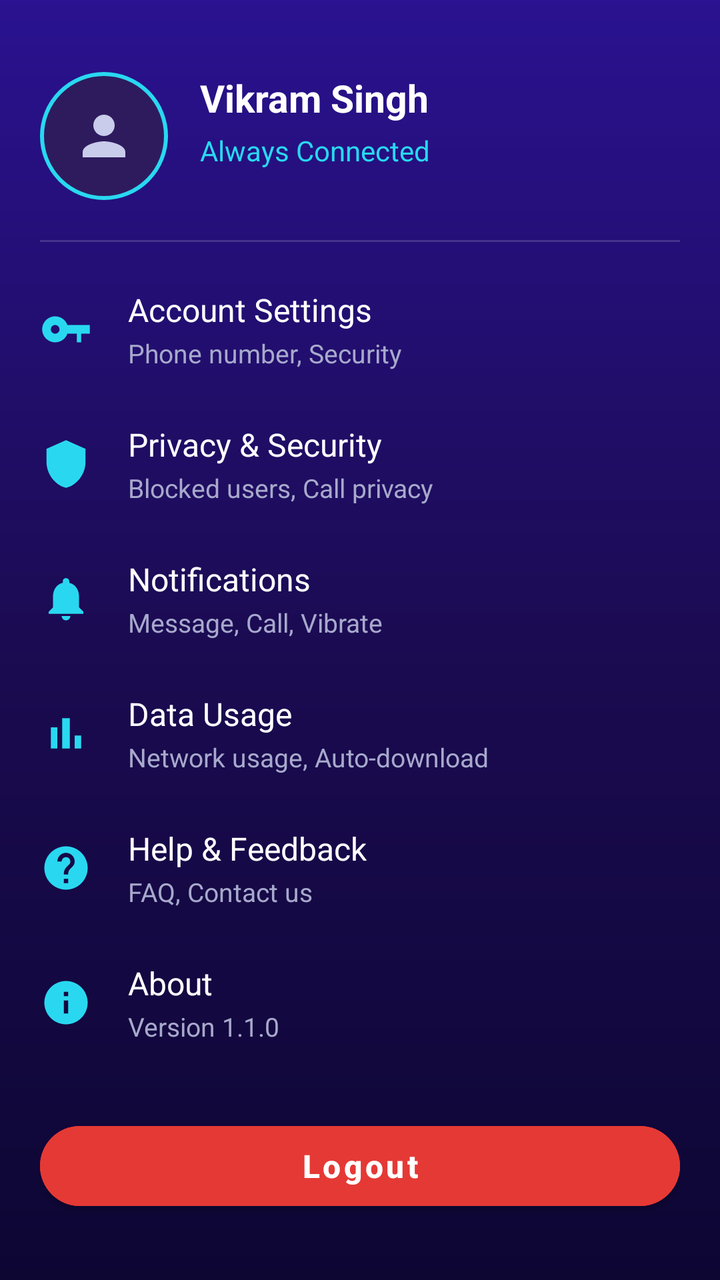
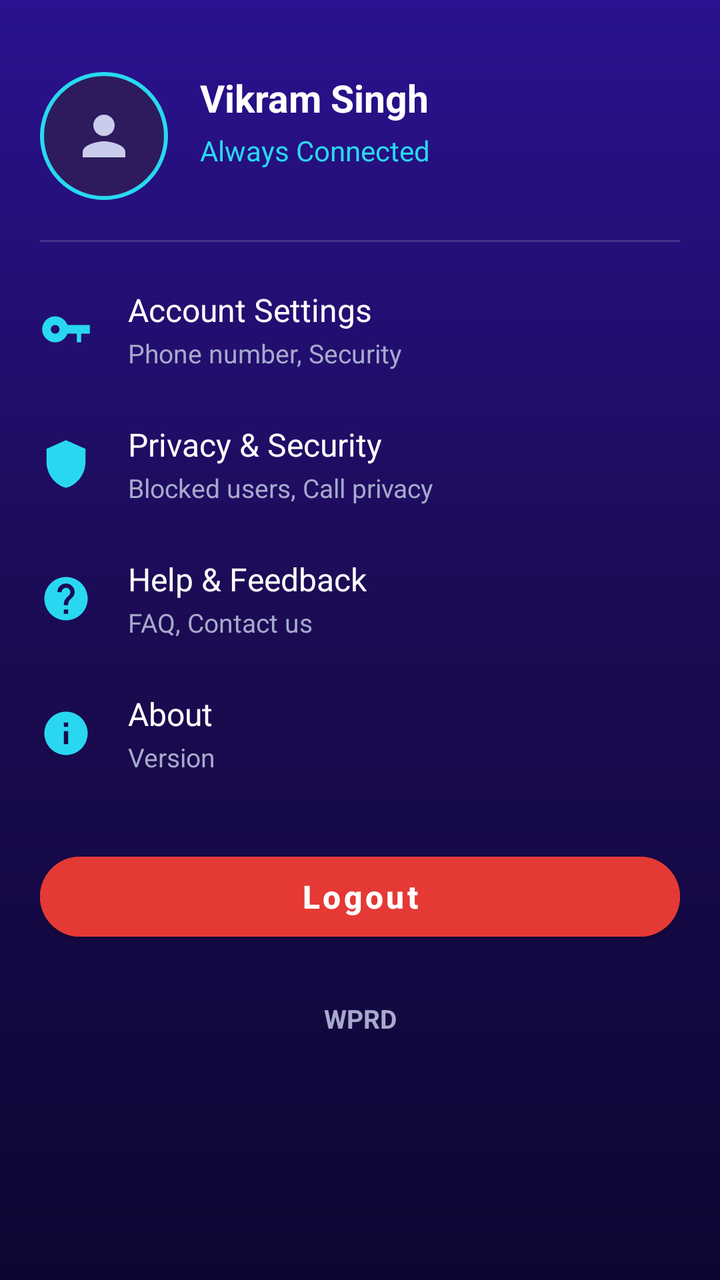

The first picture is an Android layout as it rendered before a commit; the second is the same layout after the commit. The layout source and the unified diff follow.
<!-- AndroidManifest.xml: application theme Theme.WPRD -->
<!-- res/layout/activity_settings.xml -->
<?xml version="1.0" encoding="utf-8"?>
<androidx.constraintlayout.widget.ConstraintLayout xmlns:android="http://schemas.android.com/apk/res/android"
    xmlns:app="http://schemas.android.com/apk/res-auto"
    android:layout_width="match_parent"
    android:layout_height="match_parent"
    android:background="@drawable/bg_dark_gradient"
    android:padding="20dp">

    
    <ImageView
        android:id="@+id/ivSettingsAvatar"
        android:layout_width="64dp"
        android:layout_height="64dp"
        android:layout_marginTop="16dp"
        android:background="@drawable/bg_circle_cyan_glow"
        android:padding="16dp"
        android:src="@drawable/ic_person_light"
        android:contentDescription="Profile"
        app:layout_constraintStart_toStartOf="parent"
        app:layout_constraintTop_toTopOf="parent" />

    <TextView
        android:id="@+id/tvSettingsName"
        android:layout_width="wrap_content"
        android:layout_height="wrap_content"
        android:layout_marginStart="16dp"
        android:text="Vikram Singh"
        android:textColor="@color/text_white"
        android:textSize="19sp"
        android:textStyle="bold"
        app:layout_constraintTop_toTopOf="@+id/ivSettingsAvatar"
        app:layout_constraintStart_toEndOf="@+id/ivSettingsAvatar" />

    <TextView
        android:id="@+id/tvSettingsStatus"
        android:layout_width="wrap_content"
        android:layout_height="wrap_content"
        android:layout_marginStart="16dp"
        android:layout_marginTop="4dp"
        android:text="Always Connected"
        android:textColor="@color/cyan_neon"
        android:textSize="14sp"
        app:layout_constraintTop_toBottomOf="@+id/tvSettingsName"
        app:layout_constraintStart_toEndOf="@+id/ivSettingsAvatar" />

    <View
        android:id="@+id/settingsDivider"
        android:layout_width="match_parent"
        android:layout_height="1dp"
        android:layout_marginTop="20dp"
        android:background="#26FFFFFF"
        app:layout_constraintTop_toBottomOf="@+id/ivSettingsAvatar" />

    
    <LinearLayout
        android:layout_width="match_parent"
        android:layout_height="0dp"
        android:layout_marginTop="10dp"
        android:orientation="vertical"
        app:layout_constraintBottom_toBottomOf="parent"
        app:layout_constraintTop_toBottomOf="@+id/settingsDivider">

        <LinearLayout
            android:layout_width="match_parent"
            android:layout_height="wrap_content"
            android:gravity="center_vertical"
            android:orientation="horizontal"
            android:paddingVertical="13dp">

            <ImageView
                android:layout_width="26dp"
                android:layout_height="26dp"
                android:src="@drawable/ic_key"
                android:contentDescription="Account Settings" />

            <LinearLayout
                android:layout_width="wrap_content"
                android:layout_height="wrap_content"
                android:layout_marginStart="18dp"
                android:orientation="vertical">

                <TextView
                    android:layout_width="wrap_content"
                    android:layout_height="wrap_content"
                    android:text="Account Settings"
                    android:textColor="@color/text_white"
                    android:textSize="16sp" />

                <TextView
                    android:layout_width="wrap_content"
                    android:layout_height="wrap_content"
                    android:layout_marginTop="2dp"
                    android:text="Phone number, Security"
                    android:textColor="@color/text_secondary"
                    android:textSize="13sp" />
            </LinearLayout>
        </LinearLayout>
        <LinearLayout
            android:layout_width="match_parent"
            android:layout_height="wrap_content"
            android:gravity="center_vertical"
            android:orientation="horizontal"
            android:paddingVertical="13dp">

            <ImageView
                android:layout_width="26dp"
                android:layout_height="26dp"
                android:src="@drawable/ic_shield"
                android:contentDescription="Privacy &amp; Security" />

            <LinearLayout
                android:layout_width="wrap_content"
                android:layout_height="wrap_content"
                android:layout_marginStart="18dp"
                android:orientation="vertical">

                <TextView
                    android:layout_width="wrap_content"
                    android:layout_height="wrap_content"
                    android:text="Privacy &amp; Security"
                    android:textColor="@color/text_white"
                    android:textSize="16sp" />

                <TextView
                    android:layout_width="wrap_content"
                    android:layout_height="wrap_content"
                    android:layout_marginTop="2dp"
                    android:text="Blocked users, Call privacy"
                    android:textColor="@color/text_secondary"
                    android:textSize="13sp" />
            </LinearLayout>
        </LinearLayout>
        <LinearLayout
            android:layout_width="match_parent"
            android:layout_height="wrap_content"
            android:gravity="center_vertical"
            android:orientation="horizontal"
            android:paddingVertical="13dp">

            <ImageView
                android:layout_width="26dp"
                android:layout_height="26dp"
                android:src="@drawable/ic_bell"
                android:contentDescription="Notifications" />

            <LinearLayout
                android:layout_width="wrap_content"
                android:layout_height="wrap_content"
                android:layout_marginStart="18dp"
                android:orientation="vertical">

                <TextView
                    android:layout_width="wrap_content"
                    android:layout_height="wrap_content"
                    android:text="Notifications"
                    android:textColor="@color/text_white"
                    android:textSize="16sp" />

                <TextView
                    android:layout_width="wrap_content"
                    android:layout_height="wrap_content"
                    android:layout_marginTop="2dp"
                    android:text="Message, Call, Vibrate"
                    android:textColor="@color/text_secondary"
                    android:textSize="13sp" />
            </LinearLayout>
        </LinearLayout>
        <LinearLayout
            android:layout_width="match_parent"
            android:layout_height="wrap_content"
            android:gravity="center_vertical"
            android:orientation="horizontal"
            android:paddingVertical="13dp">

            <ImageView
                android:layout_width="26dp"
                android:layout_height="26dp"
                android:src="@drawable/ic_data"
                android:contentDescription="Data Usage" />

            <LinearLayout
                android:layout_width="wrap_content"
                android:layout_height="wrap_content"
                android:layout_marginStart="18dp"
                android:orientation="vertical">

                <TextView
                    android:layout_width="wrap_content"
                    android:layout_height="wrap_content"
                    android:text="Data Usage"
                    android:textColor="@color/text_white"
                    android:textSize="16sp" />

                <TextView
                    android:layout_width="wrap_content"
                    android:layout_height="wrap_content"
                    android:layout_marginTop="2dp"
                    android:text="Network usage, Auto-download"
                    android:textColor="@color/text_secondary"
                    android:textSize="13sp" />
            </LinearLayout>
        </LinearLayout>
        <LinearLayout
            android:layout_width="match_parent"
            android:layout_height="wrap_content"
            android:gravity="center_vertical"
            android:orientation="horizontal"
            android:paddingVertical="13dp">

            <ImageView
                android:layout_width="26dp"
                android:layout_height="26dp"
                android:src="@drawable/ic_help"
                android:contentDescription="Help &amp; Feedback" />

            <LinearLayout
                android:layout_width="wrap_content"
                android:layout_height="wrap_content"
                android:layout_marginStart="18dp"
                android:orientation="vertical">

                <TextView
                    android:layout_width="wrap_content"
                    android:layout_height="wrap_content"
                    android:text="Help &amp; Feedback"
                    android:textColor="@color/text_white"
                    android:textSize="16sp" />

                <TextView
                    android:layout_width="wrap_content"
                    android:layout_height="wrap_content"
                    android:layout_marginTop="2dp"
                    android:text="FAQ, Contact us"
                    android:textColor="@color/text_secondary"
                    android:textSize="13sp" />
            </LinearLayout>
        </LinearLayout>
        <LinearLayout
            android:layout_width="match_parent"
            android:layout_height="wrap_content"
            android:gravity="center_vertical"
            android:orientation="horizontal"
            android:paddingVertical="13dp">

            <ImageView
                android:layout_width="26dp"
                android:layout_height="26dp"
                android:src="@drawable/ic_info"
                android:contentDescription="About" />

            <LinearLayout
                android:layout_width="wrap_content"
                android:layout_height="wrap_content"
                android:layout_marginStart="18dp"
                android:orientation="vertical">

                <TextView
                    android:layout_width="wrap_content"
                    android:layout_height="wrap_content"
                    android:text="About"
                    android:textColor="@color/text_white"
                    android:textSize="16sp" />

                <TextView
                    android:layout_width="wrap_content"
                    android:layout_height="wrap_content"
                    android:layout_marginTop="2dp"
                    android:text="Version 1.1.0"
                    android:textColor="@color/text_secondary"
                    android:textSize="13sp" />
            </LinearLayout>
        </LinearLayout>

        <Button
            android:id="@+id/btnLogout"
            android:layout_width="match_parent"
            android:layout_height="52dp"
            android:layout_marginTop="22dp"
            android:backgroundTint="#E53935"
            android:text="Logout"
            android:textAllCaps="false"
            android:textColor="#FFFFFF"
            android:textSize="16sp"
            android:textStyle="bold"
            app:cornerRadius="26dp" />

        <TextView
            android:layout_width="match_parent"
            android:layout_height="wrap_content"
            android:layout_marginTop="26dp"
            android:gravity="center"
            android:text="WPRD"
            android:textColor="@color/text_secondary"
            android:textSize="13sp"
            android:textStyle="bold" />

    </LinearLayout>

</androidx.constraintlayout.widget.ConstraintLayout>
<!-- resources referenced by this layout -->
<resources>
  <color name="cyan_neon">#29D8F0</color>
  <color name="text_secondary">#A7A9CC</color>
  <color name="text_white">#FFFFFF</color>
  <!-- drawable bg_circle_cyan_glow (drawable) -->
  <?xml version="1.0" encoding="utf-8"?>
  <shape xmlns:android="http://schemas.android.com/apk/res/android" android:shape="oval">
      <solid android:color="#2E1B5E" />
      <stroke android:width="2dp" android:color="#29D8F0" />
  </shape>
  <!-- drawable bg_dark_gradient (drawable) -->
  <?xml version="1.0" encoding="utf-8"?>
  <shape xmlns:android="http://schemas.android.com/apk/res/android">
      <gradient android:angle="270" android:startColor="#2A1290" android:centerColor="#1B0B52" android:endColor="#0D0633" android:type="linear" />
  </shape>
  <!-- drawable ic_bell (drawable) -->
  <?xml version="1.0" encoding="utf-8"?>
  <vector xmlns:android="http://schemas.android.com/apk/res/android"
      android:width="24dp" android:height="24dp"
      android:viewportWidth="24" android:viewportHeight="24">
      <path android:fillColor="#29D8F0" android:pathData="M12,22C13.1,22 14,21.1 14,20H10C10,21.1 10.9,22 12,22ZM18,16V11C18,7.93 16.37,5.36 13.5,4.68V4C13.5,3.17 12.83,2.5 12,2.5C11.17,2.5 10.5,3.17 10.5,4V4.68C7.63,5.36 6,7.92 6,11V16L4,18V19H20V18L18,16Z"/>
  </vector>
  <!-- drawable ic_data (drawable) -->
  <?xml version="1.0" encoding="utf-8"?>
  <vector xmlns:android="http://schemas.android.com/apk/res/android"
      android:width="24dp" android:height="24dp"
      android:viewportWidth="24" android:viewportHeight="24">
      <path android:fillColor="#29D8F0" android:pathData="M5,9.2H8V19H5V9.2ZM10.2,5H13.8V19H10.2V5ZM16,13H19V19H16V13Z"/>
  </vector>
  <!-- drawable ic_info (drawable) -->
  <?xml version="1.0" encoding="utf-8"?>
  <vector xmlns:android="http://schemas.android.com/apk/res/android"
      android:width="24dp" android:height="24dp"
      android:viewportWidth="24" android:viewportHeight="24">
      <path android:fillColor="#29D8F0" android:pathData="M12,2C6.48,2 2,6.48 2,12C2,17.52 6.48,22 12,22C17.52,22 22,17.52 22,12C22,6.48 17.52,2 12,2ZM13,17H11V11H13V17ZM13,9H11V7H13V9Z"/>
  </vector>
  <!-- drawable ic_person_light (drawable) -->
  <?xml version="1.0" encoding="utf-8"?>
  <vector xmlns:android="http://schemas.android.com/apk/res/android"
      android:width="24dp" android:height="24dp"
      android:viewportWidth="24" android:viewportHeight="24">
      <path android:fillColor="#C9CCEA" android:pathData="M12,12C14.21,12 16,10.21 16,8C16,5.79 14.21,4 12,4C9.79,4 8,5.79 8,8C8,10.21 9.79,12 12,12ZM12,14C9.33,14 4,15.34 4,18V20H20V18C20,15.34 14.67,14 12,14Z"/>
  </vector>
  <!-- drawable ic_shield (drawable) -->
  <?xml version="1.0" encoding="utf-8"?>
  <vector xmlns:android="http://schemas.android.com/apk/res/android"
      android:width="24dp" android:height="24dp"
      android:viewportWidth="24" android:viewportHeight="24">
      <path android:fillColor="#29D8F0" android:pathData="M12,1L3,5V11C3,16.55 6.84,21.74 12,23C17.16,21.74 21,16.55 21,11V5L12,1Z"/>
  </vector>
  <style name="Theme.WPRD" parent="Theme.MaterialComponents.DayNight.NoActionBar">
          <item name="colorPrimary">@color/cyan_neon</item>
          <item name="colorPrimaryVariant">@color/navy_primary</item>
          <item name="colorOnPrimary">@color/navy_dark</item>
          <item name="android:statusBarColor">@color/navy_dark</item>
          <item name="android:navigationBarColor">@color/navy_dark</item>
          <item name="android:windowBackground">@color/navy_dark</item>
      </style>
  <color name="navy_primary">#1B0B52</color>
  <color name="navy_dark">#0D0633</color>
  <!-- unchanged entries left out for length: 2 -->
</resources>

<!-- the commit's change to res/layout/activity_settings.xml (unified diff, before → after) -->
@@ -61,8 +61,12 @@
         app:layout_constraintTop_toBottomOf="@+id/settingsDivider">
 
         <LinearLayout
-            android:layout_width="match_parent"
-            android:layout_height="wrap_content"
+            android:id="@+id/rowAccount"
+            android:layout_width="match_parent"
+            android:layout_height="wrap_content"
+            android:background="?attr/selectableItemBackground"
+            android:clickable="true"
+            android:focusable="true"
             android:gravity="center_vertical"
             android:orientation="horizontal"
             android:paddingVertical="13dp">
@@ -96,8 +100,12 @@
             </LinearLayout>
         </LinearLayout>
         <LinearLayout
-            android:layout_width="match_parent"
-            android:layout_height="wrap_content"
+            android:id="@+id/rowPrivacy"
+            android:layout_width="match_parent"
+            android:layout_height="wrap_content"
+            android:background="?attr/selectableItemBackground"
+            android:clickable="true"
+            android:focusable="true"
             android:gravity="center_vertical"
             android:orientation="horizontal"
             android:paddingVertical="13dp">
@@ -130,79 +138,15 @@
                     android:textSize="13sp" />
             </LinearLayout>
         </LinearLayout>
-        <LinearLayout
-            android:layout_width="match_parent"
-            android:layout_height="wrap_content"
-            android:gravity="center_vertical"
-            android:orientation="horizontal"
-            android:paddingVertical="13dp">
-
-            <ImageView
-                android:layout_width="26dp"
-                android:layout_height="26dp"
-                android:src="@drawable/ic_bell"
-                android:contentDescription="Notifications" />
-
-            <LinearLayout
-                android:layout_width="wrap_content"
-                android:layout_height="wrap_content"
-                android:layout_marginStart="18dp"
-                android:orientation="vertical">
-
-                <TextView
-                    android:layout_width="wrap_content"
-                    android:layout_height="wrap_content"
-                    android:text="Notifications"
-                    android:textColor="@color/text_white"
-                    android:textSize="16sp" />
-
-                <TextView
-                    android:layout_width="wrap_content"
-                    android:layout_height="wrap_content"
-                    android:layout_marginTop="2dp"
-                    android:text="Message, Call, Vibrate"
-                    android:textColor="@color/text_secondary"
-                    android:textSize="13sp" />
-            </LinearLayout>
-        </LinearLayout>
-        <LinearLayout
-            android:layout_width="match_parent"
-            android:layout_height="wrap_content"
-            android:gravity="center_vertical"
-            android:orientation="horizontal"
-            android:paddingVertical="13dp">
-
-            <ImageView
-                android:layout_width="26dp"
-                android:layout_height="26dp"
-                android:src="@drawable/ic_data"
-                android:contentDescription="Data Usage" />
-
-            <LinearLayout
-                android:layout_width="wrap_content"
-                android:layout_height="wrap_content"
-                android:layout_marginStart="18dp"
-                android:orientation="vertical">
-
-                <TextView
-                    android:layout_width="wrap_content"
-                    android:layout_height="wrap_content"
-                    android:text="Data Usage"
-                    android:textColor="@color/text_white"
-                    android:textSize="16sp" />
-
-                <TextView
-                    android:layout_width="wrap_content"
-                    android:layout_height="wrap_content"
-                    android:layout_marginTop="2dp"
-                    android:text="Network usage, Auto-download"
-                    android:textColor="@color/text_secondary"
-                    android:textSize="13sp" />
-            </LinearLayout>
-        </LinearLayout>
-        <LinearLayout
-            android:layout_width="match_parent"
-            android:layout_height="wrap_content"
+        
+        
+        <LinearLayout
+            android:id="@+id/rowHelp"
+            android:layout_width="match_parent"
+            android:layout_height="wrap_content"
+            android:background="?attr/selectableItemBackground"
+            android:clickable="true"
+            android:focusable="true"
             android:gravity="center_vertical"
             android:orientation="horizontal"
             android:paddingVertical="13dp">
@@ -236,8 +180,12 @@
             </LinearLayout>
         </LinearLayout>
         <LinearLayout
-            android:layout_width="match_parent"
-            android:layout_height="wrap_content"
+            android:id="@+id/rowAbout"
+            android:layout_width="match_parent"
+            android:layout_height="wrap_content"
+            android:background="?attr/selectableItemBackground"
+            android:clickable="true"
+            android:focusable="true"
             android:gravity="center_vertical"
             android:orientation="horizontal"
             android:paddingVertical="13dp">
@@ -262,10 +210,11 @@
                     android:textSize="16sp" />
 
                 <TextView
-                    android:layout_width="wrap_content"
-                    android:layout_height="wrap_content"
-                    android:layout_marginTop="2dp"
-                    android:text="Version 1.1.0"
+                    android:id="@+id/tvAboutVersion"
+                    android:layout_width="wrap_content"
+                    android:layout_height="wrap_content"
+                    android:layout_marginTop="2dp"
+                    android:text="Version"
                     android:textColor="@color/text_secondary"
                     android:textSize="13sp" />
             </LinearLayout>
<!-- resource entries referenced after the edit -->
@@ -14,20 +14,6 @@
   <shape xmlns:android="http://schemas.android.com/apk/res/android">
       <gradient android:angle="270" android:startColor="#2A1290" android:centerColor="#1B0B52" android:endColor="#0D0633" android:type="linear" />
   </shape>
-  <!-- drawable ic_bell (drawable) -->
-  <?xml version="1.0" encoding="utf-8"?>
-  <vector xmlns:android="http://schemas.android.com/apk/res/android"
-      android:width="24dp" android:height="24dp"
-      android:viewportWidth="24" android:viewportHeight="24">
-      <path android:fillColor="#29D8F0" android:pathData="M12,22C13.1,22 14,21.1 14,20H10C10,21.1 10.9,22 12,22ZM18,16V11C18,7.93 16.37,5.36 13.5,4.68V4C13.5,3.17 12.83,2.5 12,2.5C11.17,2.5 10.5,3.17 10.5,4V4.68C7.63,5.36 6,7.92 6,11V16L4,18V19H20V18L18,16Z"/>
-  </vector>
-  <!-- drawable ic_data (drawable) -->
-  <?xml version="1.0" encoding="utf-8"?>
-  <vector xmlns:android="http://schemas.android.com/apk/res/android"
-      android:width="24dp" android:height="24dp"
-      android:viewportWidth="24" android:viewportHeight="24">
-      <path android:fillColor="#29D8F0" android:pathData="M5,9.2H8V19H5V9.2ZM10.2,5H13.8V19H10.2V5ZM16,13H19V19H16V13Z"/>
-  </vector>
   <!-- drawable ic_info (drawable) -->
   <?xml version="1.0" encoding="utf-8"?>
   <vector xmlns:android="http://schemas.android.com/apk/res/android"
